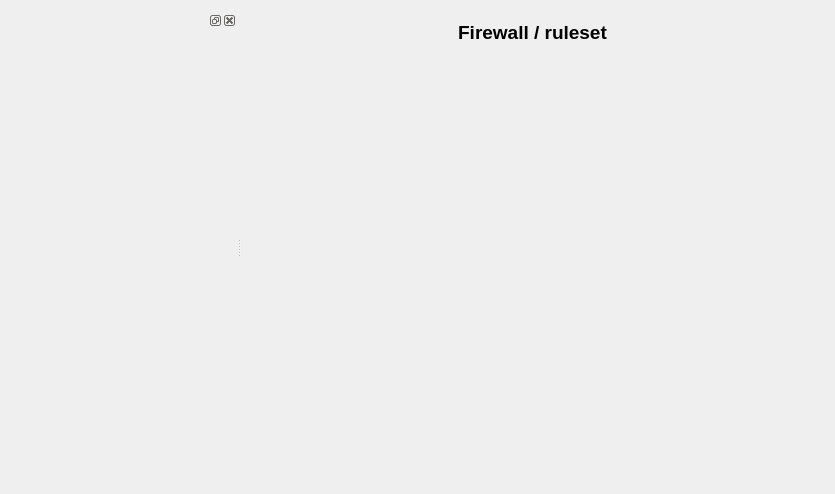
Old version of the form src/gui/projectpanel_q.ui in the repository fwbuilder/fwbuilder.
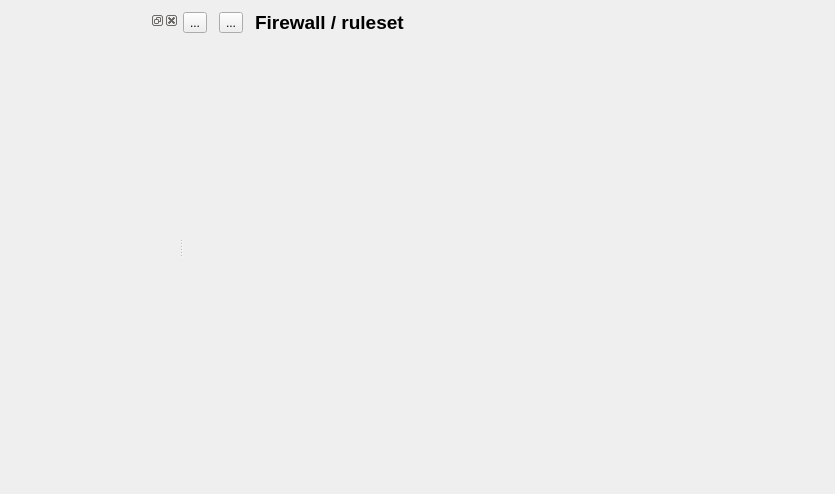
New version of the form. Icons and pictures are not drawn. Custom widgets are drawn as their Qt base class.

Commit message: fixes #496  Add "Compile" and "Install" buttons to the title above the policy view to let the user quickly compile/install currently opened firewall

Diff of the .ui file:
```diff
--- a/src/gui/projectpanel_q.ui
+++ b/src/gui/projectpanel_q.ui
@@ -97,37 +97,96 @@
        <enum>QFrame::Raised</enum>
       </property>
       <layout class="QGridLayout" name="gridLayout" >
-       <property name="leftMargin" >
+       <property name="margin" >
         <number>0</number>
        </property>
-       <property name="topMargin" >
-        <number>10</number>
-       </property>
-       <property name="rightMargin" >
-        <number>0</number>
-       </property>
-       <property name="bottomMargin" >
-        <number>0</number>
-       </property>
-       <property name="horizontalSpacing" >
+       <property name="spacing" >
         <number>0</number>
        </property>
        <item row="0" column="0" >
-        <widget class="QLabel" name="rulesetname" >
-         <property name="font" >
-          <font>
-           <pointsize>14</pointsize>
-           <weight>75</weight>
-           <bold>true</bold>
-          </font>
+        <layout class="QHBoxLayout" name="horizontalLayout" >
+         <property name="spacing" >
+          <number>12</number>
          </property>
-         <property name="text" >
-          <string>Firewall / ruleset</string>
-         </property>
-         <property name="alignment" >
-          <set>Qt::AlignCenter</set>
-         </property>
-        </widget>
+         <item>
+          <widget class="QToolButton" name="compile_this_fw" >
+           <property name="toolTip" >
+            <string>Compile this firewall</string>
+           </property>
+           <property name="statusTip" >
+            <string>Compile this firewall</string>
+           </property>
+           <property name="whatsThis" >
+            <string>Compile this firewall</string>
+           </property>
+           <property name="text" >
+            <string>...</string>
+           </property>
+           <property name="icon" >
+            <iconset resource="MainRes.qrc" >
+             <normaloff>:/Icons/Compile</normaloff>:/Icons/Compile</iconset>
+           </property>
+           <property name="iconSize" >
+            <size>
+             <width>25</width>
+             <height>25</height>
+            </size>
+           </property>
+           <property name="checkable" >
+            <bool>false</bool>
+           </property>
+           <property name="popupMode" >
+            <enum>QToolButton::DelayedPopup</enum>
+           </property>
+           <property name="arrowType" >
+            <enum>Qt::NoArrow</enum>
+           </property>
+          </widget>
+         </item>
+         <item>
+          <widget class="QToolButton" name="install_this_fw" >
+           <property name="toolTip" >
+            <string>Compile and install this firewall</string>
+           </property>
+           <property name="statusTip" >
+            <string>Compile and install this firewall</string>
+           </property>
+           <property name="whatsThis" >
+            <string>Compile and install this firewall</string>
+           </property>
+           <property name="text" >
+            <string>...</string>
+           </property>
+           <property name="icon" >
+            <iconset resource="MainRes.qrc" >
+             <normaloff>:/Icons/Install</normaloff>:/Icons/Install</iconset>
+           </property>
+           <property name="iconSize" >
+            <size>
+             <width>25</width>
+             <height>25</height>
+            </size>
+           </property>
+          </widget>
+         </item>
+         <item>
+          <widget class="QLabel" name="rulesetname" >
+           <property name="font" >
+            <font>
+             <pointsize>14</pointsize>
+             <weight>75</weight>
+             <bold>true</bold>
+            </font>
+           </property>
+           <property name="text" >
+            <string>Firewall / ruleset</string>
+           </property>
+           <property name="alignment" >
+            <set>Qt::AlignLeading|Qt::AlignLeft|Qt::AlignVCenter</set>
+           </property>
+          </widget>
+         </item>
+        </layout>
        </item>
        <item row="1" column="0" >
         <widget class="QStackedWidget" name="ruleSets" >
```
Left out of the diff: 39 changed lines with no effect on the pictures. The commit also changes 8 other files.
